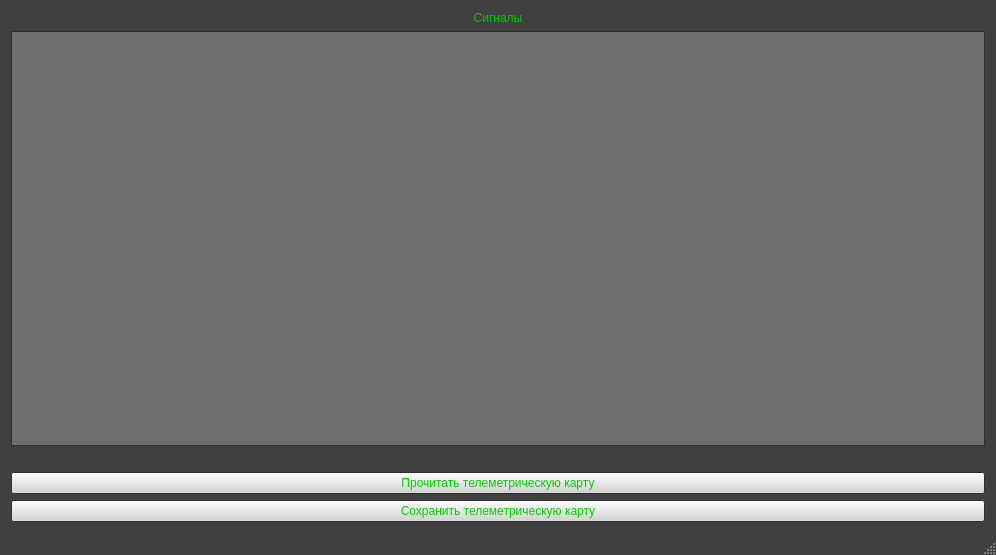
Creeprus/TelemetryCardReader_Kometa, file mainwindow.ui: the form before one commit.
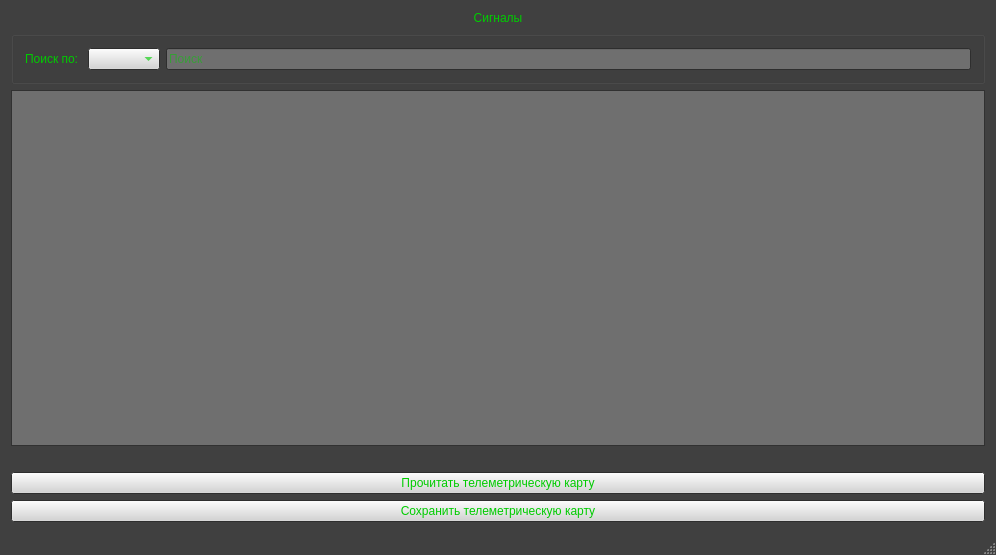
The form after the commit.

```diff
--- a/mainwindow.ui
+++ b/mainwindow.ui
@@ -457,6 +457,35 @@
       </property>
      </widget>
     </item>
+    <item>
+     <widget class="QGroupBox" name="groupBox">
+      <property name="title">
+       <string/>
+      </property>
+      <layout class="QHBoxLayout" name="horizontalLayout">
+       <item>
+        <widget class="QLabel" name="label">
+         <property name="text">
+          <string>Поиск по: </string>
+         </property>
+        </widget>
+       </item>
+       <item>
+        <widget class="QComboBox" name="searchBox"/>
+       </item>
+       <item>
+        <widget class="QLineEdit" name="searchLine">
+         <property name="placeholderText">
+          <string>Поиск</string>
+         </property>
+         <property name="clearButtonEnabled">
+          <bool>true</bool>
+         </property>
+        </widget>
+       </item>
+      </layout>
+     </widget>
+    </item>
     <item>
      <widget class="QTreeView" name="treeView">
       <property name="font">
@@ -475,7 +504,7 @@
        <bool>true</bool>
       </property>
       <property name="sortingEnabled">
-       <bool>true</bool>
+       <bool>false</bool>
       </property>
      </widget>
     </item>
```
